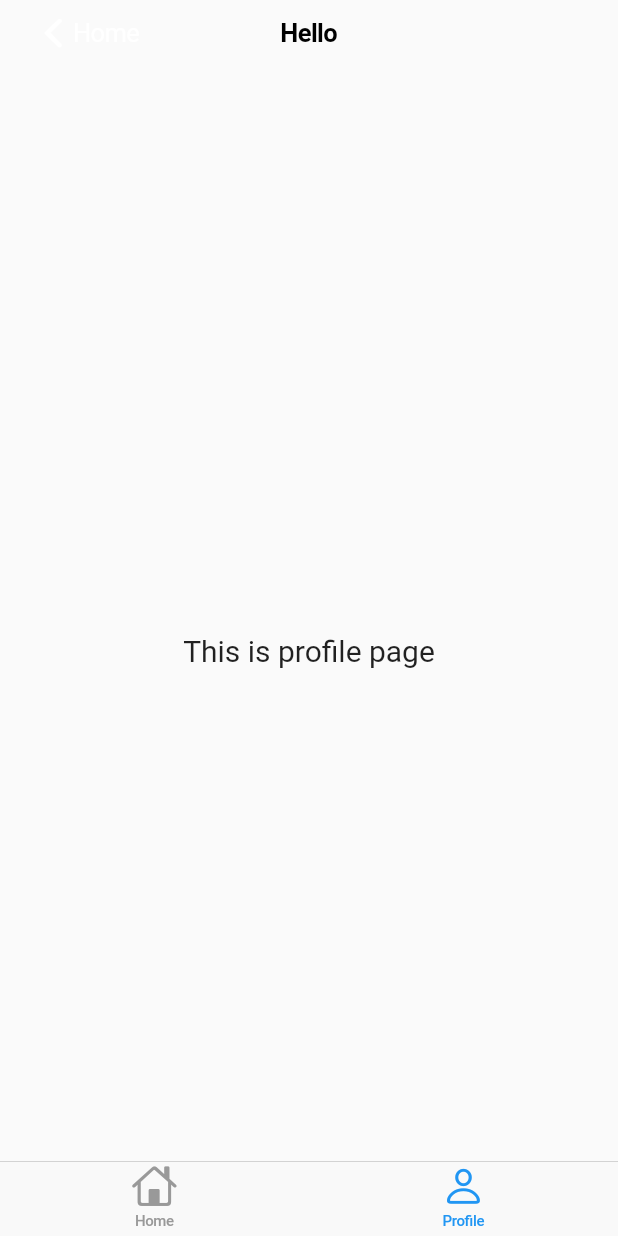
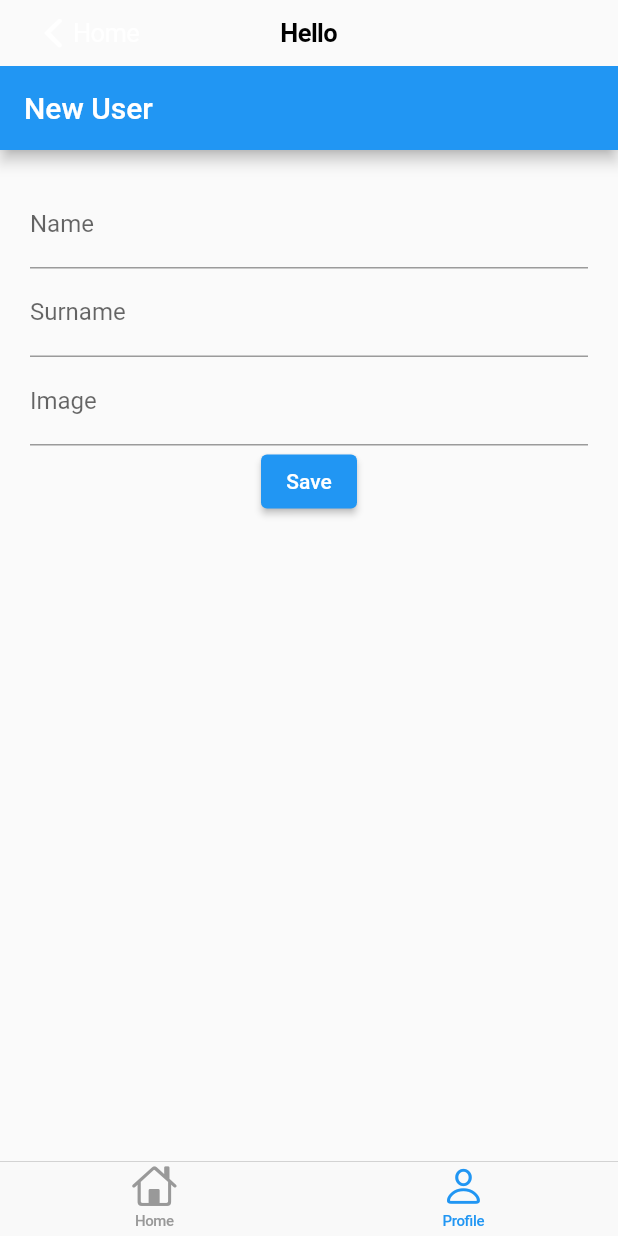
Before and after one commit to yucerece/Hackathon, a Flutter app: the screen it shows after launch, item 2 of the bottom bar chosen, on a phone screen of 412 x 824 dp. Run offline on Flutter 3.47's test engine with Material 2 defaults, Android fonts, the phone set to English and light mode, and no system bars.

Commit message:
Fixed user and profile page

```diff
--- a/hackathon/lib/model/user.dart
+++ b/hackathon/lib/model/user.dart
@@ -1,11 +1,15 @@
 class User {
-  final String imagePath;
-  final String name;
-  final String surname;
-  final bool isDarkMode;
-  //final List allergens;
+  String imagePath;
+  String name;
+  String surname;
+  bool isDarkMode;
+  List<String> allergens;
 
-  const User({this.imagePath, this.name, this.surname, this.isDarkMode
-      //this.allergens,
-      });
+  User(String imagePath, String name, String surname, bool isDarkMode, List<String> allergens) {
+    this.imagePath = imagePath;
+    this.name = name;
+    this.surname = surname;
+    this.isDarkMode = isDarkMode;
+    this.allergens = allergens;
+  }
 }
--- a/hackathon/lib/page/home_page.dart
+++ b/hackathon/lib/page/home_page.dart
@@ -19,6 +19,7 @@ class _HomePageState extends State<HomePage> {
           style: TextStyle(fontSize: 20),
         ),
       ),
+
     );
   }
 }
--- a/hackathon/lib/page/profile_page.dart
+++ b/hackathon/lib/page/profile_page.dart
@@ -1,26 +1,77 @@
 import 'package:flutter/material.dart';
+import 'package:hackathon/model/user.dart';
 
+List<User> users;
 class ProfilePage extends StatefulWidget {
-  const ProfilePage({key}) : super(key: key);
+
+
+  ProfilePage(users);
 
   @override
   _ProfilePageState createState() => _ProfilePageState();
 }
 
 class _ProfilePageState extends State<ProfilePage> {
+  var formKey = GlobalKey<FormState>();
+  User user = User("", "", "", false, []);
   @override
   Widget build(BuildContext context) {
-    return Material(
-      child: Container(
-        alignment: Alignment.center,
-        height: MediaQuery.of(context).size.height,
-        child: Text(
-          "This is profile page",
-          style: TextStyle(
-            fontSize: 20,
+    return Scaffold(
+      appBar: AppBar(
+        title: Text("New User"),
+      ),
+      body: Container(
+        margin: EdgeInsets.all(20.0),
+        child: Form(
+          key: formKey,
+          child: Column(
+            children: <Widget>[
+              buildNameField(),
+              buildSurnameField(),
+              buildImageField(),
+              buildSubmitButton()
+            ],
           ),
         ),
       ),
     );
   }
+
+  Widget buildNameField() {
+    return TextFormField(
+      decoration: InputDecoration(labelText: "Name"),
+      onSaved: (String value) {
+        user.name = value;
+      },
+    );
+  }
+
+  Widget buildSurnameField() {
+    return TextFormField(
+      decoration: InputDecoration(labelText: "Surname"),
+      onSaved: (String value) {
+        user.surname = value;
+      },
+    );
+  }
+
+  Widget buildImageField() {
+    return TextFormField(
+      decoration: InputDecoration(labelText: "Image"),
+      onSaved: (String value) {
+        user.imagePath = value;
+      },
+    );
+  }
+
+  Widget buildSubmitButton() {
+    return ElevatedButton(
+      child: Text("Save"),
+      onPressed: () {
+        formKey.currentState.save();
+        users.add(user);
+        Navigator.pop(context);
+      },
+    );
+  }
 }
--- a/hackathon/lib/utils/user_preferences.dart
+++ b/hackathon/lib/utils/user_preferences.dart
@@ -1,11 +1,5 @@
 import 'package:hackathon/model/user.dart';
 
 class UserPreferences {
-  static const myUser = User(
-    imagePath: 'https://picsum.photos/200/300?grayscale',
-    name: 'Selin',
-    surname: 'Yılmaz',
-    //allergens: ['çilek', 'gluten', 'süt'],
-    isDarkMode: false,
-  );
+  User myUser = new User('https://picsum.photos/200/300?grayscale','Beste','Sengul',false,['çilek', 'gluten', 'süt']);
 }
--- a/hackathon/lib/widget/dashboard.dart
+++ b/hackathon/lib/widget/dashboard.dart
@@ -3,7 +3,7 @@ import 'package:flutter/material.dart';
 import 'package:hackathon/page/profile_page.dart';
 import 'package:hackathon/page/home_page.dart';
 
-List<Widget> data = [HomePage(), ProfilePage()];
+List<Widget> data = [HomePage(), ProfilePage(users)];
 
 class Dashboard extends StatefulWidget {
   @override
```
Also changed, not shown: hackathon/pubspec.lock.
